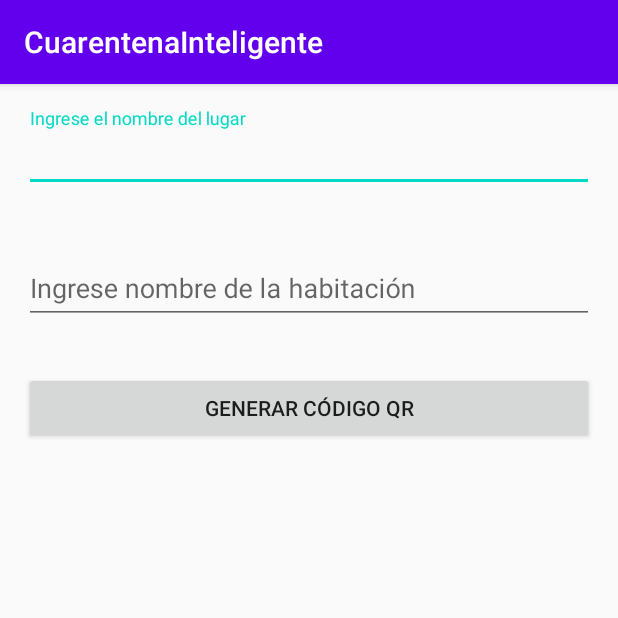
After one commit to lsia/COVID-19, an Android app: the QrGeneratorActivity screen opened directly, with no data from a screen before it, on a phone screen of 412 x 824 dp, the top half of it. The commit adds this screen. Run offline under Robolectric (Android 15) with nearby library versions, the phone set to English and light mode, and no system bars; libraries missing offline, so code that uses them is left out: com.journeyapps.barcodescanner.

Commit message:
qr generator

```diff
--- a/android/app/build.gradle
+++ b/android/app/build.gradle
@@ -48,7 +48,7 @@ dependencies {
     implementation 'androidx.core:core-ktx:1.2.0'
     implementation 'androidx.constraintlayout:constraintlayout:1.1.3'
     implementation "androidx.fragment:fragment-ktx:1.2.4"
-
+    implementation 'com.google.android.material:material:1.1.0'
 
     //Google play services
     implementation 'com.google.android.gms:play-services-location:17.0.0'
--- a/android/app/src/main/AndroidManifest.xml
+++ b/android/app/src/main/AndroidManifest.xml
@@ -25,7 +25,10 @@
         </activity>
 
         <activity android:name=".view.activities.DniActivity" />
+
         <activity android:name=".view.activities.contact.ContactActivity" />
+
+        <activity android:name=".view.activities.qrgenerator.QrGeneratorActivity" />
 
         <activity
             android:name="com.journeyapps.barcodescanner.CaptureActivity"
--- /dev/null
+++ b/android/app/src/main/res/layout/activity_qr_generator.xml
@@ -0,0 +1,45 @@
+<?xml version="1.0" encoding="utf-8"?>
+<LinearLayout xmlns:android="http://schemas.android.com/apk/res/android"
+    android:layout_width="match_parent"
+    android:layout_height="match_parent"
+    android:orientation="vertical">
+
+
+    <com.google.android.material.textfield.TextInputLayout
+        android:id="@+id/qr_generator_site"
+        android:layout_width="match_parent"
+        android:layout_height="wrap_content"
+        android:layout_margin="@dimen/default_margin">
+
+        <com.google.android.material.textfield.TextInputEditText
+            android:layout_width="match_parent"
+            android:layout_height="wrap_content"
+            android:hint="@string/qr_generator_site" />
+    </com.google.android.material.textfield.TextInputLayout>
+
+    <com.google.android.material.textfield.TextInputLayout
+        android:id="@+id/qr_generator_room"
+        android:layout_width="match_parent"
+        android:layout_height="wrap_content"
+        android:layout_margin="@dimen/default_margin">
+
+        <com.google.android.material.textfield.TextInputEditText
+            android:layout_width="match_parent"
+            android:layout_height="wrap_content"
+            android:hint="@string/qr_generator_room" />
+    </com.google.android.material.textfield.TextInputLayout>
+
+    <Button
+        android:id="@+id/qr_contact_button"
+        android:layout_width="match_parent"
+        android:layout_height="wrap_content"
+        android:layout_margin="@dimen/default_margin"
+        android:text="@string/qr_generator_generate" />
+
+    <ImageView
+        android:id="@+id/qr_generator_code_image"
+        android:layout_width="wrap_content"
+        android:layout_gravity="center"
+        android:layout_height="wrap_content"
+        android:layout_margin="@dimen/default_margin" />
+</LinearLayout>
--- a/android/app/src/main/res/values/strings.xml
+++ b/android/app/src/main/res/values/strings.xml
@@ -8,4 +8,9 @@
     <string name="location_permission_request_message">Por favor para poder tener mejores resultados en la detección de posibles casos, recomendamos acepte dar permisos para obtener su localización. Muchas gracias</string>
     <string name="acept">Aceptar</string>
     <string name="camera_error_message">Se necesitan permisos a la camaera para utilizar esta funcionalidad.</string>
+    <string name="qr_generator">Generador de QR</string>
+    <string name="qr_generator_site">Ingrese el nombre del lugar</string>
+    <string name="qr_generator_room">Ingrese nombre de la habitación</string>
+    <string name="qr_generator_generate">Generar código QR</string>
+    <string name="qr_generator_invalid">Por favor ingrese lugar y habitación.</string>
 </resources>
```
Also changed, not shown: android/app/src/main/java/com/fiuba/cuarentenainteligente/model/qrgenerator/QrGenerated.kt (added, +12 -0 lines), android/app/src/main/java/com/fiuba/cuarentenainteligente/view/activities/SelectorActivity.kt (+6 -1 lines), android/app/src/main/java/com/fiuba/cuarentenainteligente/view/activities/qrgenerator/QrGeneratorActivity.kt (added, +56 -0 lines), android/app/src/main/res/layout/activity_main.xml (+10 -0 lines), 1 other file.
